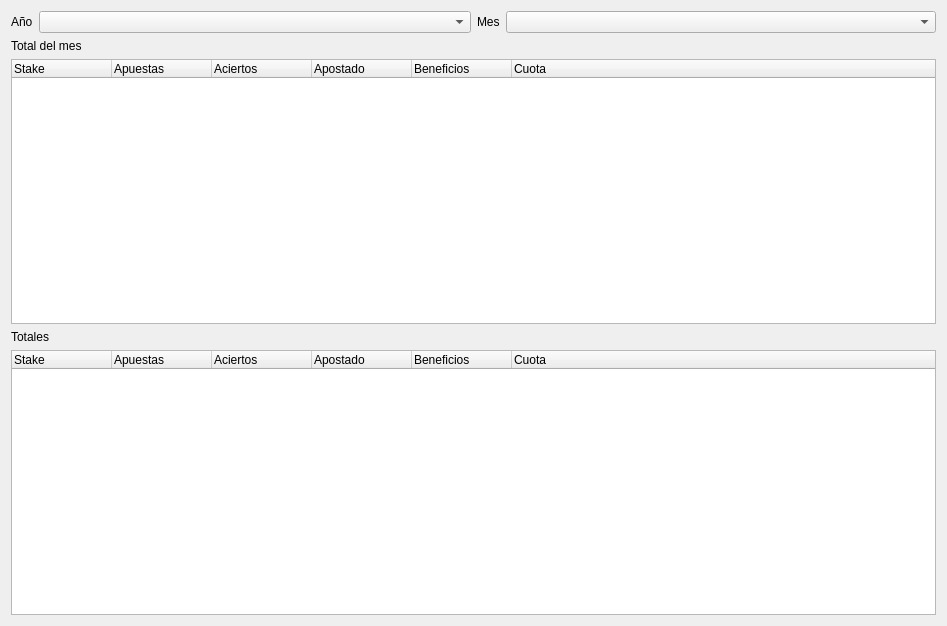
Above: ui/stats_stake.ui from soker90/betcon before the change. Below: the same form after it.
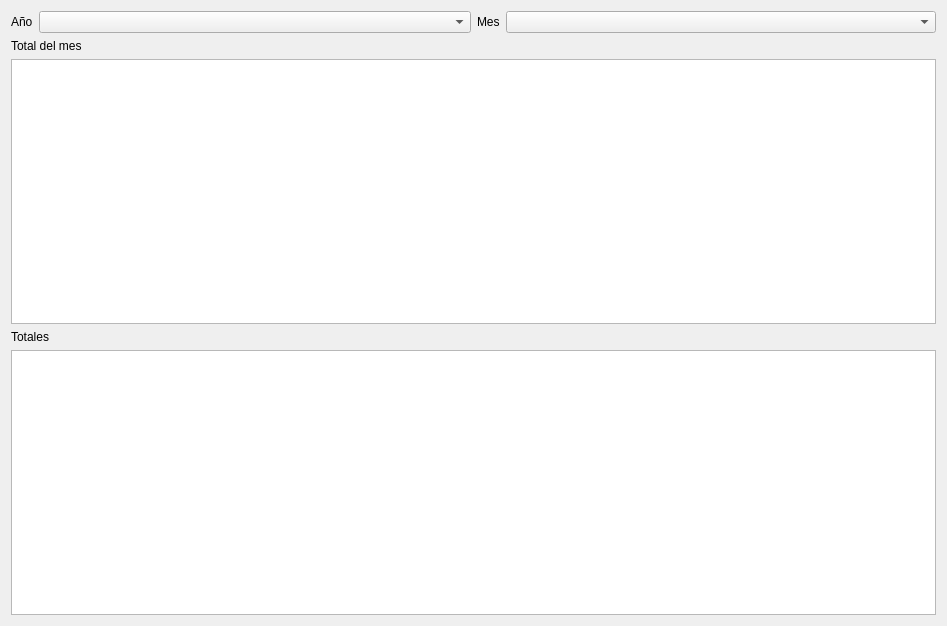
That is the form after the change.

Commit message: feat(stats): migrate all stats modules from QTreeWidget to QTableView

Diff of the .ui file:
```diff
--- a/ui/stats_stake.ui
+++ b/ui/stats_stake.ui
@@ -54,37 +54,19 @@
     </widget>
    </item>
    <item>
-    <widget class="QTreeWidget" name="treeMonth">
-     <column>
-      <property name="text">
-       <string>Stake</string>
-      </property>
-     </column>
-     <column>
-      <property name="text">
-       <string>Apuestas</string>
-      </property>
-     </column>
-     <column>
-      <property name="text">
-       <string>Aciertos</string>
-      </property>
-     </column>
-     <column>
-      <property name="text">
-       <string>Apostado</string>
-      </property>
-     </column>
-     <column>
-      <property name="text">
-       <string>Beneficios</string>
-      </property>
-     </column>
-     <column>
-      <property name="text">
-       <string>Cuota</string>
-      </property>
-     </column>
+        <widget class="QTableView" name="treeMonth">
+     <property name="sortingEnabled">
+      <bool>true</bool>
+     </property>
+     <property name="alternatingRowColors">
+      <bool>true</bool>
+     </property>
+     <property name="showGrid">
+      <bool>false</bool>
+     </property>
+     <property name="selectionBehavior">
+      <enum>QAbstractItemView::SelectRows</enum>
+     </property>
     </widget>
    </item>
    <item>
@@ -95,40 +77,19 @@
     </widget>
    </item>
    <item>
-    <widget class="QTreeWidget" name="treeTotal">
-     <property name="locale">
-      <locale language="English" country="UnitedStates"/>
+        <widget class="QTableView" name="treeTotal">
+     <property name="sortingEnabled">
+      <bool>true</bool>
      </property>
-     <column>
-      <property name="text">
-       <string>Stake</string>
-      </property>
-     </column>
-     <column>
-      <property name="text">
-       <string>Apuestas</string>
-      </property>
-     </column>
-     <column>
-      <property name="text">
-       <string>Aciertos</string>
-      </property>
-     </column>
-     <column>
-      <property name="text">
-       <string>Apostado</string>
-      </property>
-     </column>
-     <column>
-      <property name="text">
-       <string>Beneficios</string>
-      </property>
-     </column>
-     <column>
-      <property name="text">
-       <string>Cuota</string>
-      </property>
-     </column>
+     <property name="alternatingRowColors">
+      <bool>true</bool>
+     </property>
+     <property name="showGrid">
+      <bool>false</bool>
+     </property>
+     <property name="selectionBehavior">
+      <enum>QAbstractItemView::SelectRows</enum>
+     </property>
     </widget>
    </item>
   </layout>
```
The commit also changes 11 other files.
